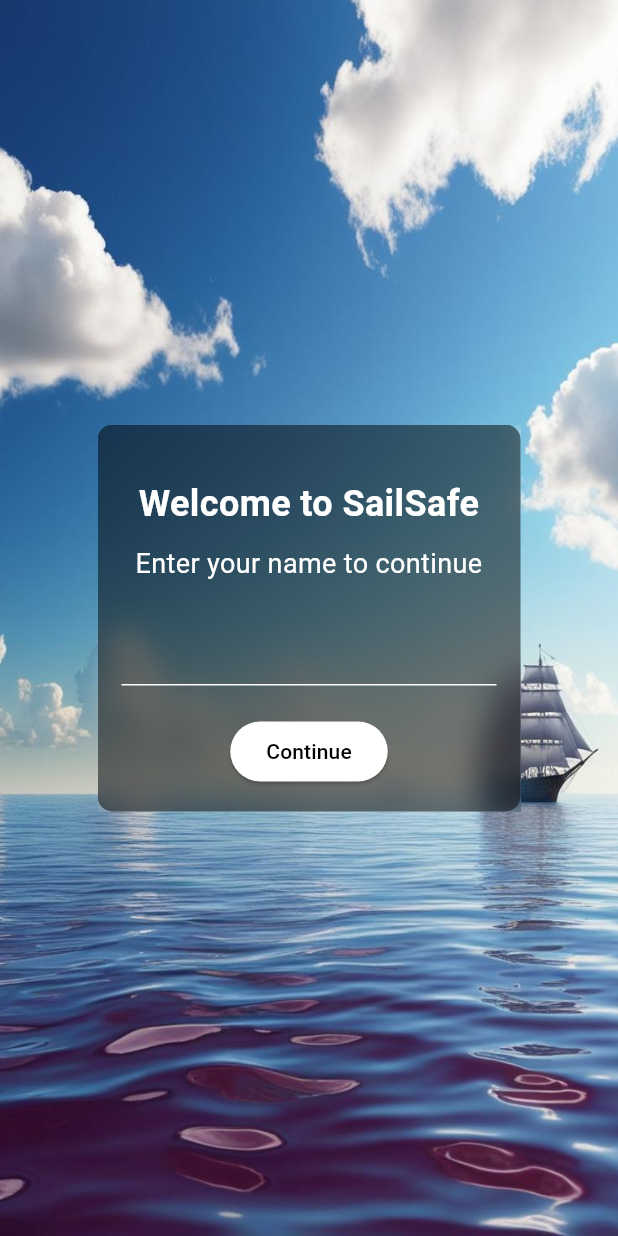
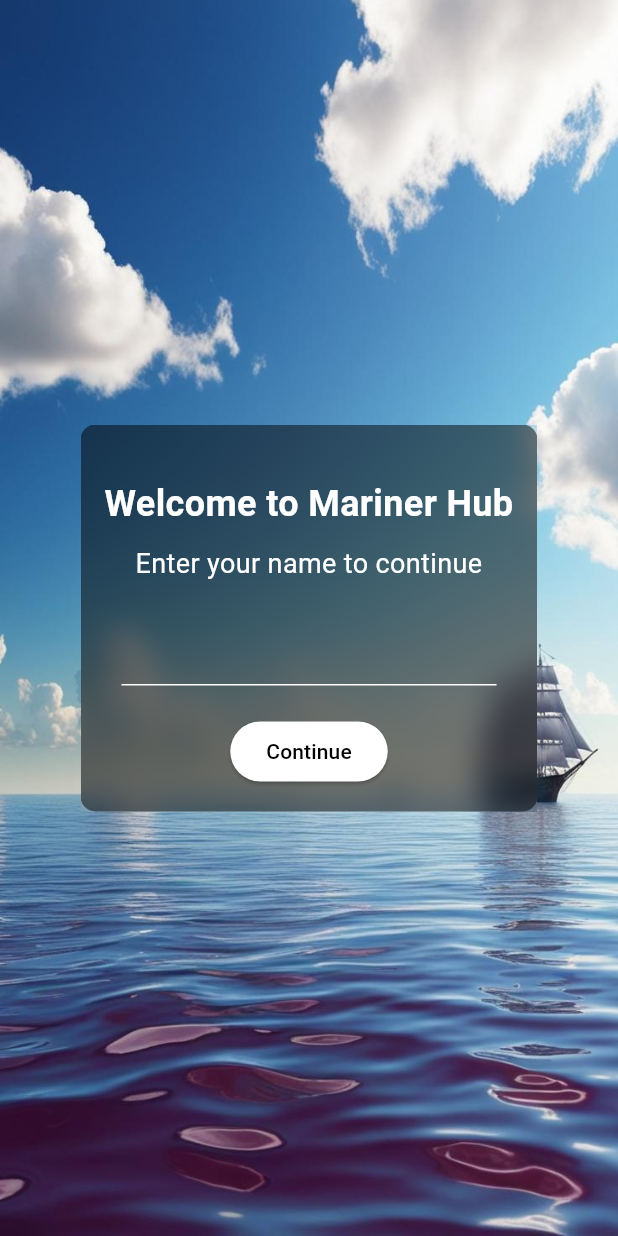
Before and after one commit to Aldosimone99/iSail, a Flutter app: the screen it shows after launch, on a phone screen of 412 x 824 dp. Run offline on Flutter 3.47's test engine with Material 3 defaults, Android fonts, the phone set to English and light mode, and no system bars; our stand-ins replace file_picker, flutter_local_notifications, share_plus, shared_preferences, timezone; missing offline and left inert: flutter_pdfview; Roboto replaces fonts that are missing (SF Pro).

Commit message:
changed app name

```diff
--- a/lib/screens/welcome_screen.dart
+++ b/lib/screens/welcome_screen.dart
@@ -49,7 +49,7 @@ class _WelcomeScreenState extends State<WelcomeScreen> {
     final locale = Localizations.localeOf(context).languageCode;
     final isEnglish = locale == 'en';
     final translations = {
-      'welcomeTitle': isEnglish ? 'Welcome to SailSafe' : 'Benvenuto su Sailsafe',
+      'welcomeTitle': isEnglish ? 'Welcome to Mariner Hub' : 'Benvenuto su Mariner Hub',
       'welcomeSubtitle': isEnglish ? 'Enter your name to continue' : 'Inserisci il tuo nome per continuare',
       'name': isEnglish ? 'Name' : 'Nome',
       'continueButton': isEnglish ? 'Continue' : 'Continua',
```
